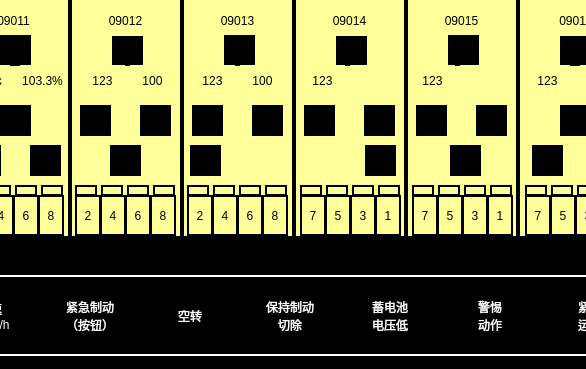
Before: the Qt Designer form vehiclerunstatepage.ui in mayue-crrc/ShenyangMetro9DB, drawn with Qt 5; both pictures show x 210 to 796 and y 235 to 604 of the 1024 by 604 pixel window.
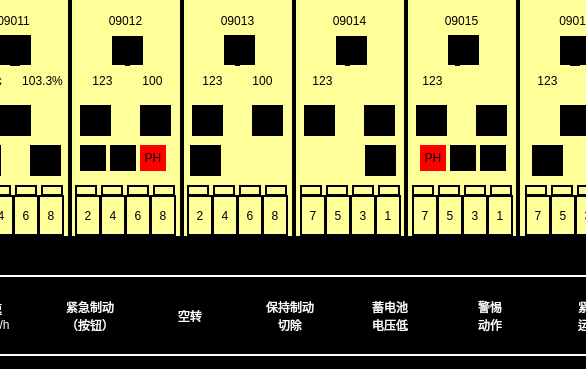
After: the same form once the commit is applied. Icons and pictures are not drawn.

```diff
--- a/vehiclerunstatepage.ui
+++ b/vehiclerunstatepage.ui
@@ -1676,8 +1676,8 @@
     <rect>
      <x>320</x>
      <y>380</y>
-     <width>31</width>
-     <height>31</height>
+     <width>26</width>
+     <height>26</height>
     </rect>
    </property>
    <property name="styleSheet">
@@ -4216,8 +4216,8 @@
     <rect>
      <x>660</x>
      <y>380</y>
-     <width>31</width>
-     <height>31</height>
+     <width>26</width>
+     <height>26</height>
     </rect>
    </property>
    <property name="styleSheet">
@@ -4297,6 +4297,84 @@
     <set>Qt::AlignCenter</set>
    </property>
   </widget>
+  <widget class="QLabel" name="Mp1FootPumplbl">
+   <property name="geometry">
+    <rect>
+     <x>290</x>
+     <y>380</y>
+     <width>26</width>
+     <height>26</height>
+    </rect>
+   </property>
+   <property name="styleSheet">
+    <string notr="true">border-image: url(:/images/images/footpump.bmp);
+</string>
+   </property>
+   <property name="text">
+    <string/>
+   </property>
+   <property name="alignment">
+    <set>Qt::AlignCenter</set>
+   </property>
+  </widget>
+  <widget class="QLabel" name="Mp1FrontDoorCantCloselbl">
+   <property name="geometry">
+    <rect>
+     <x>350</x>
+     <y>380</y>
+     <width>26</width>
+     <height>26</height>
+    </rect>
+   </property>
+   <property name="styleSheet">
+    <string notr="true">background-color: rgb(255, 0, 0);</string>
+   </property>
+   <property name="text">
+    <string>PH</string>
+   </property>
+   <property name="alignment">
+    <set>Qt::AlignCenter</set>
+   </property>
+  </widget>
+  <widget class="QLabel" name="Mp2FrontDoorCantCloselbl">
+   <property name="geometry">
+    <rect>
+     <x>630</x>
+     <y>380</y>
+     <width>26</width>
+     <height>26</height>
+    </rect>
+   </property>
+   <property name="styleSheet">
+    <string notr="true">background-color: rgb(255, 0, 0);
+</string>
+   </property>
+   <property name="text">
+    <string>PH</string>
+   </property>
+   <property name="alignment">
+    <set>Qt::AlignCenter</set>
+   </property>
+  </widget>
+  <widget class="QLabel" name="Mp2FootPumplbl">
+   <property name="geometry">
+    <rect>
+     <x>690</x>
+     <y>380</y>
+     <width>26</width>
+     <height>26</height>
+    </rect>
+   </property>
+   <property name="styleSheet">
+    <string notr="true">border-image: url(:/images/images/footpump.bmp);</string>
+   </property>
+   <property name="text">
+    <string/>
+   </property>
+   <property name="alignment">
+    <set>Qt::AlignCenter</set>
+   </property>
+  </widget>
  </widget>
  <resources/>
  <connections/>
```
